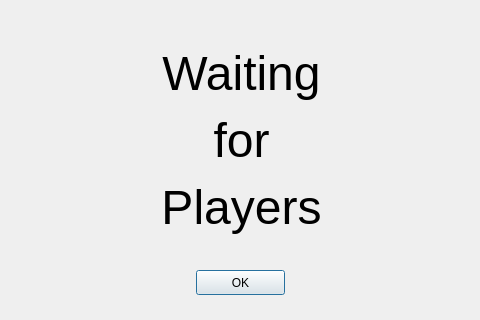
Above: client_src/QT/waiting_room.ui from Taller-de-Programacion-1-1C2024-GRUPO1/TP-Jazz-Jackrabbit-2 before the change; both pictures show x 164 to 644 and y 280 to 600 of the 800 by 600 pixel window. Below: the same form after it.
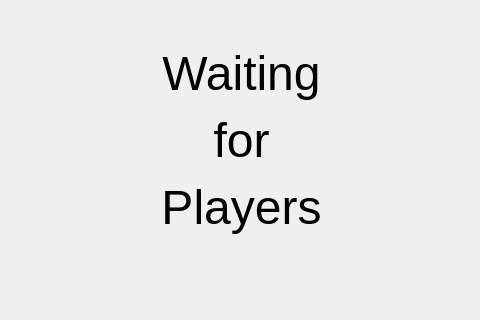
That is the form after the change.

What changed in the file:
```diff
--- a/client_src/QT/waiting_room.ui
+++ b/client_src/QT/waiting_room.ui
@@ -16,19 +16,6 @@
   <property name="styleSheet">
    <string notr="true"/>
   </property>
-  <widget class="QPushButton" name="pushButton">
-   <property name="geometry">
-    <rect>
-     <x>360</x>
-     <y>550</y>
-     <width>89</width>
-     <height>25</height>
-    </rect>
-   </property>
-   <property name="text">
-    <string>OK</string>
-   </property>
-  </widget>
   <widget class="QLabel" name="label">
    <property name="geometry">
     <rect>
```
